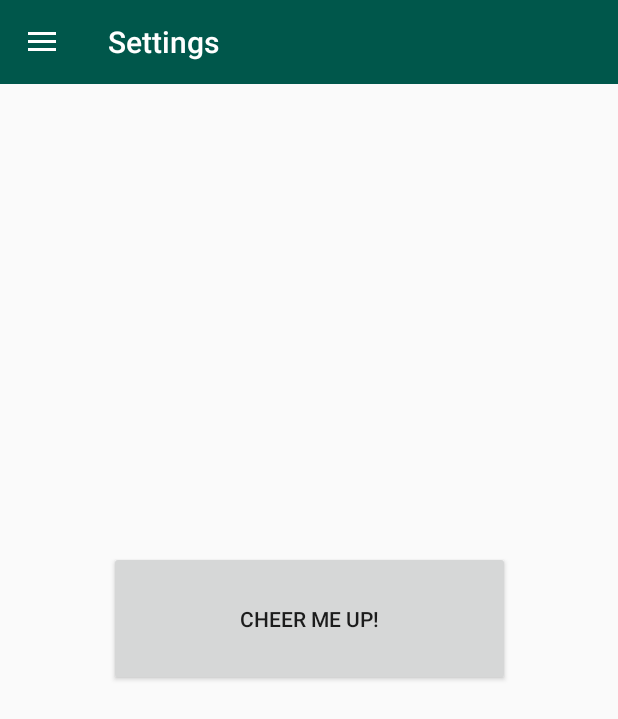
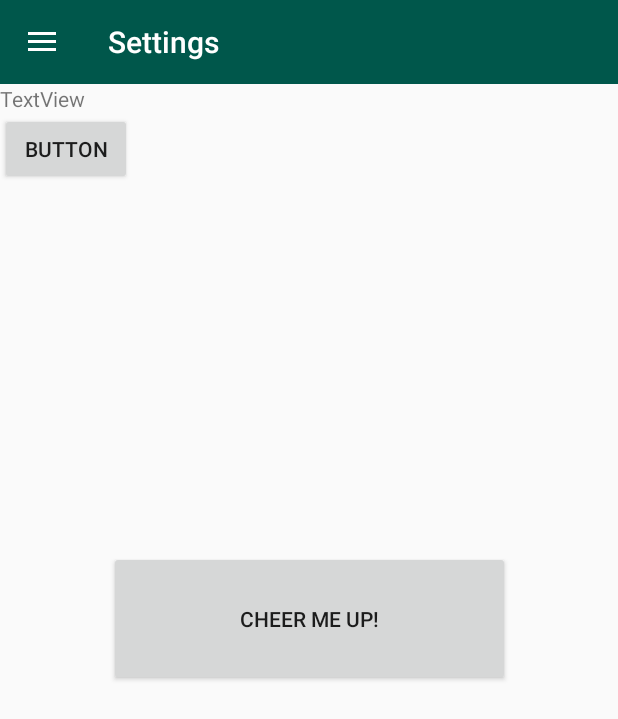
Before and after one commit to rbauwens/cheer-me-up, an Android app: the screen it shows after launch (MainActivity), in the side drawer, after a tap on "Settings", on a phone screen of 412 x 824 dp. Shown: the top 719 px of the screen. Run offline under Robolectric (Android 15) with nearby library versions, the phone set to English and light mode, and no system bars.

Commit message:
Make fragments work

```diff
--- a/app/src/main/java/com/example/cheermeup/activity/CheerMeUpActivity.java
+++ b/app/src/main/java/com/example/cheermeup/activity/CheerMeUpActivity.java
@@ -2,14 +2,10 @@
 
 import androidx.appcompat.app.AppCompatActivity;
 
-import android.app.Activity;
-import android.content.Intent;
-import android.net.Uri;
 import android.os.Bundle;
 import android.view.View;
 import android.widget.Button;
 import android.widget.ImageView;
-import android.widget.TextView;
 
 import com.example.cheermeup.R;
 
--- a/app/src/main/java/com/example/cheermeup/activity/MainActivity.java
+++ b/app/src/main/java/com/example/cheermeup/activity/MainActivity.java
@@ -103,7 +103,6 @@
 
         //Check to see which item was being clicked and perform appropriate action
         switch (menuItem.getItemId()) {
-            //Replacing the main content with ContentFragment Which is our Inbox View;
             case R.id.nav_home:
                 fragmentClass = HomeFragment.class;
                 break;
@@ -134,9 +133,8 @@
         menuItem.setChecked(true);
         // Set action bar title
         setTitle(menuItem.getTitle());
-//         Close the navigation drawer
+
         drawer.closeDrawers();
-
     }
 
     @Override
--- a/app/src/main/java/com/example/cheermeup/fragment/HomeFragment.java
+++ b/app/src/main/java/com/example/cheermeup/fragment/HomeFragment.java
@@ -1,112 +1,28 @@
 package com.example.cheermeup.fragment;
-
-import android.content.Context;
-import android.net.Uri;
-import android.os.Bundle;
-
 import androidx.fragment.app.Fragment;
 
 import android.view.LayoutInflater;
 import android.view.View;
+
 import android.view.ViewGroup;
+import android.os.Bundle;
 
 import com.example.cheermeup.R;
 
-/**
- * A simple {@link Fragment} subclass.
- * Activities that contain this fragment must implement the
- * {@link HomeFragment.OnFragmentInteractionListener} interface
- * to handle interaction events.
- * Use the {@link HomeFragment#newInstance} factory method to
- * create an instance of this fragment.
- */
-public class HomeFragment extends Fragment{
-    // TODO: Rename parameter arguments, choose names that match
-    // the fragment initialization parameters, e.g. ARG_ITEM_NUMBER
-    private static final String ARG_PARAM1 = "param1";
-    private static final String ARG_PARAM2 = "param2";
-
-    // TODO: Rename and change types of parameters
-    private String mParam1;
-    private String mParam2;
-
-    private OnFragmentInteractionListener mListener;
-
-    public HomeFragment() {
-        // Required empty public constructor
+public class HomeFragment extends Fragment {
+    // The onCreateView method is called when Fragment should create its View object hierarchy,
+    // either dynamically or via XML layout inflation.
+    @Override
+    public View onCreateView(LayoutInflater inflater, ViewGroup parent, Bundle savedInstanceState) {
+        // Defines the xml file for the fragment
+        return inflater.inflate(R.layout.fragment_home, parent, false);
     }
 
-    /**
-     * Use this factory method to create a new instance of
-     * this fragment using the provided parameters.
-     *
-     * @param param1 Parameter 1.
-     * @param param2 Parameter 2.
-     * @return A new instance of fragment HomeFragment.
-     */
-    // TODO: Rename and change types and number of parameters
-    public static HomeFragment newInstance(String param1, String param2) {
-        HomeFragment fragment = new HomeFragment();
-        Bundle args = new Bundle();
-        args.putString(ARG_PARAM1, param1);
-        args.putString(ARG_PARAM2, param2);
-        fragment.setArguments(args);
-        return fragment;
-    }
-
+    // This event is triggered soon after onCreateView().
+    // Any view setup should occur here.  E.g., view lookups and attaching view listeners.
     @Override
-    public void onCreate(Bundle savedInstanceState) {
-        super.onCreate(savedInstanceState);
-        if (getArguments() != null) {
-            mParam1 = getArguments().getString(ARG_PARAM1);
-            mParam2 = getArguments().getString(ARG_PARAM2);
-        }
-    }
-
-    @Override
-    public View onCreateView(LayoutInflater inflater, ViewGroup container,
-                             Bundle savedInstanceState) {
-        // Inflate the layout for this fragment
-        return inflater.inflate(R.layout.fragment_home, container, false);
-//        return inflater.inflate(R.layout.activity_main, container, false);
-    }
-
-    // TODO: Rename method, update argument and hook method into UI event
-    public void onButtonPressed(Uri uri) {
-        if (mListener != null) {
-            mListener.onFragmentInteraction(uri);
-        }
-    }
-
-    @Override
-    public void onAttach(Context context) {
-        super.onAttach(context);
-        if (context instanceof OnFragmentInteractionListener) {
-            mListener = (OnFragmentInteractionListener) context;
-        } else {
-//            throw new RuntimeException(context.toString()
-//                    + " must implement OnFragmentInteractionListener");
-        }
-    }
-
-    @Override
-    public void onDetach() {
-        super.onDetach();
-        mListener = null;
-    }
-
-    /**
-     * This interface must be implemented by activities that contain this
-     * fragment to allow an interaction in this fragment to be communicated
-     * to the activity and potentially other fragments contained in that
-     * activity.
-     * <p>
-     * See the Android Training lesson <a href=
-     * "http://developer.android.com/training/basics/fragments/communicating.html"
-     * >Communicating with Other Fragments</a> for more information.
-     */
-    public interface OnFragmentInteractionListener {
-        // TODO: Update argument type and name
-        void onFragmentInteraction(Uri uri);
+    public void onViewCreated(View view, Bundle savedInstanceState) {
+        // Setup any handles to view objects here
+        // EditText etFoo = (EditText) view.findViewById(R.id.etFoo);
     }
 }
--- a/app/src/main/java/com/example/cheermeup/fragment/SettingsFragment.java
+++ b/app/src/main/java/com/example/cheermeup/fragment/SettingsFragment.java
@@ -1,111 +1,28 @@
 package com.example.cheermeup.fragment;
-
-import android.content.Context;
-import android.net.Uri;
-import android.os.Bundle;
-
 import androidx.fragment.app.Fragment;
 
 import android.view.LayoutInflater;
 import android.view.View;
+
 import android.view.ViewGroup;
+import android.os.Bundle;
 
 import com.example.cheermeup.R;
 
-/**
- * A simple {@link Fragment} subclass.
- * Activities that contain this fragment must implement the
- * {@link SettingsFragment.OnFragmentInteractionListener} interface
- * to handle interaction events.
- * Use the {@link SettingsFragment#newInstance} factory method to
- * create an instance of this fragment.
- */
 public class SettingsFragment extends Fragment {
-    // TODO: Rename parameter arguments, choose names that match
-    // the fragment initialization parameters, e.g. ARG_ITEM_NUMBER
-    private static final String ARG_PARAM1 = "param1";
-    private static final String ARG_PARAM2 = "param2";
-
-    // TODO: Rename and change types of parameters
-    private String mParam1;
-    private String mParam2;
-
-    private OnFragmentInteractionListener mListener;
-
-    public SettingsFragment() {
-        // Required empty public constructor
+    // The onCreateView method is called when Fragment should create its View object hierarchy,
+    // either dynamically or via XML layout inflation.
+    @Override
+    public View onCreateView(LayoutInflater inflater, ViewGroup parent, Bundle savedInstanceState) {
+        // Defines the xml file for the fragment
+        return inflater.inflate(R.layout.fragment_settings, parent, false);
     }
 
-    /**
-     * Use this factory method to create a new instance of
-     * this fragment using the provided parameters.
-     *
-     * @param param1 Parameter 1.
-     * @param param2 Parameter 2.
-     * @return A new instance of fragment SettingsFragment.
-     */
-    // TODO: Rename and change types and number of parameters
-    public static SettingsFragment newInstance(String param1, String param2) {
-        SettingsFragment fragment = new SettingsFragment();
-        Bundle args = new Bundle();
-        args.putString(ARG_PARAM1, param1);
-        args.putString(ARG_PARAM2, param2);
-        fragment.setArguments(args);
-        return fragment;
-    }
-
+    // This event is triggered soon after onCreateView().
+    // Any view setup should occur here.  E.g., view lookups and attaching view listeners.
     @Override
-    public void onCreate(Bundle savedInstanceState) {
-        super.onCreate(savedInstanceState);
-        if (getArguments() != null) {
-            mParam1 = getArguments().getString(ARG_PARAM1);
-            mParam2 = getArguments().getString(ARG_PARAM2);
-        }
-    }
-
-    @Override
-    public View onCreateView(LayoutInflater inflater, ViewGroup container,
-                             Bundle savedInstanceState) {
-        // Inflate the layout for this fragment
-        return inflater.inflate(R.layout.fragment_settings, container, false);
-    }
-
-    // TODO: Rename method, update argument and hook method into UI event
-    public void onButtonPressed(Uri uri) {
-        if (mListener != null) {
-            mListener.onFragmentInteraction(uri);
-        }
-    }
-
-    @Override
-    public void onAttach(Context context) {
-        super.onAttach(context);
-        if (context instanceof OnFragmentInteractionListener) {
-            mListener = (OnFragmentInteractionListener) context;
-        } else {
-            throw new RuntimeException(context.toString()
-                    + " must implement OnFragmentInteractionListener");
-        }
-    }
-
-    @Override
-    public void onDetach() {
-        super.onDetach();
-        mListener = null;
-    }
-
-    /**
-     * This interface must be implemented by activities that contain this
-     * fragment to allow an interaction in this fragment to be communicated
-     * to the activity and potentially other fragments contained in that
-     * activity.
-     * <p>
-     * See the Android Training lesson <a href=
-     * "http://developer.android.com/training/basics/fragments/communicating.html"
-     * >Communicating with Other Fragments</a> for more information.
-     */
-    public interface OnFragmentInteractionListener {
-        // TODO: Update argument type and name
-        void onFragmentInteraction(Uri uri);
+    public void onViewCreated(View view, Bundle savedInstanceState) {
+        // Setup any handles to view objects here
+        // EditText etFoo = (EditText) view.findViewById(R.id.etFoo);
     }
 }
--- a/app/src/main/res/layout/fragment_home.xml
+++ b/app/src/main/res/layout/fragment_home.xml
@@ -1,16 +1,18 @@
 <?xml version="1.0" encoding="utf-8"?>
-<FrameLayout xmlns:android="http://schemas.android.com/apk/res/android"
-    xmlns:tools="http://schemas.android.com/tools"
-    android:layout_width="match_parent"
-    android:layout_height="match_parent"
-    xmlns:app="http://schemas.android.com/apk/res-auto"
-    tools:context=".fragment.HomeFragment">
+<LinearLayout xmlns:android="http://schemas.android.com/apk/res/android"
+    android:layout_width="match_parent" android:layout_height="match_parent"
+    android:orientation="vertical" >
 
-    <!-- TODO: Update blank fragment layout -->
     <TextView
-        android:layout_width="match_parent"
-        android:layout_height="match_parent" />
+        android:id="@+id/textView1"
+        android:layout_width="wrap_content"
+        android:layout_height="wrap_content"
+        android:text="TextView" />
 
+    <Button
+        android:id="@+id/button1"
+        android:layout_width="wrap_content"
+        android:layout_height="wrap_content"
+        android:text="HOME BUTTON"/>
 
-
-</FrameLayout>
+</LinearLayout>
--- a/app/src/main/res/layout/fragment_settings.xml
+++ b/app/src/main/res/layout/fragment_settings.xml
@@ -1,21 +1,18 @@
 <?xml version="1.0" encoding="utf-8"?>
-<FrameLayout xmlns:android="http://schemas.android.com/apk/res/android"
-    xmlns:tools="http://schemas.android.com/tools"
-    android:layout_width="match_parent"
-    android:layout_height="match_parent"
-    tools:context=".fragment.SettingsFragment">
-
-    <!-- TODO: Update blank fragment layout -->
-    <TextView
-        android:layout_width="match_parent"
-        android:layout_height="match_parent" />
+<LinearLayout xmlns:android="http://schemas.android.com/apk/res/android"
+    android:layout_width="match_parent" android:layout_height="match_parent"
+    android:orientation="vertical" >
 
     <TextView
-        android:id="@+id/textView3"
-        android:layout_width="418dp"
-        android:layout_height="241dp"
-        android:text="@string/nav_settings"
-        android:textSize="32sp"
-        tools:text="SETTINGS PAGE" />
+        android:id="@+id/textView1"
+        android:layout_width="wrap_content"
+        android:layout_height="wrap_content"
+        android:text="TextView" />
 
-</FrameLayout>
+    <Button
+        android:id="@+id/button1"
+        android:layout_width="wrap_content"
+        android:layout_height="wrap_content"
+        android:text="Button" />
+
+</LinearLayout>
```
